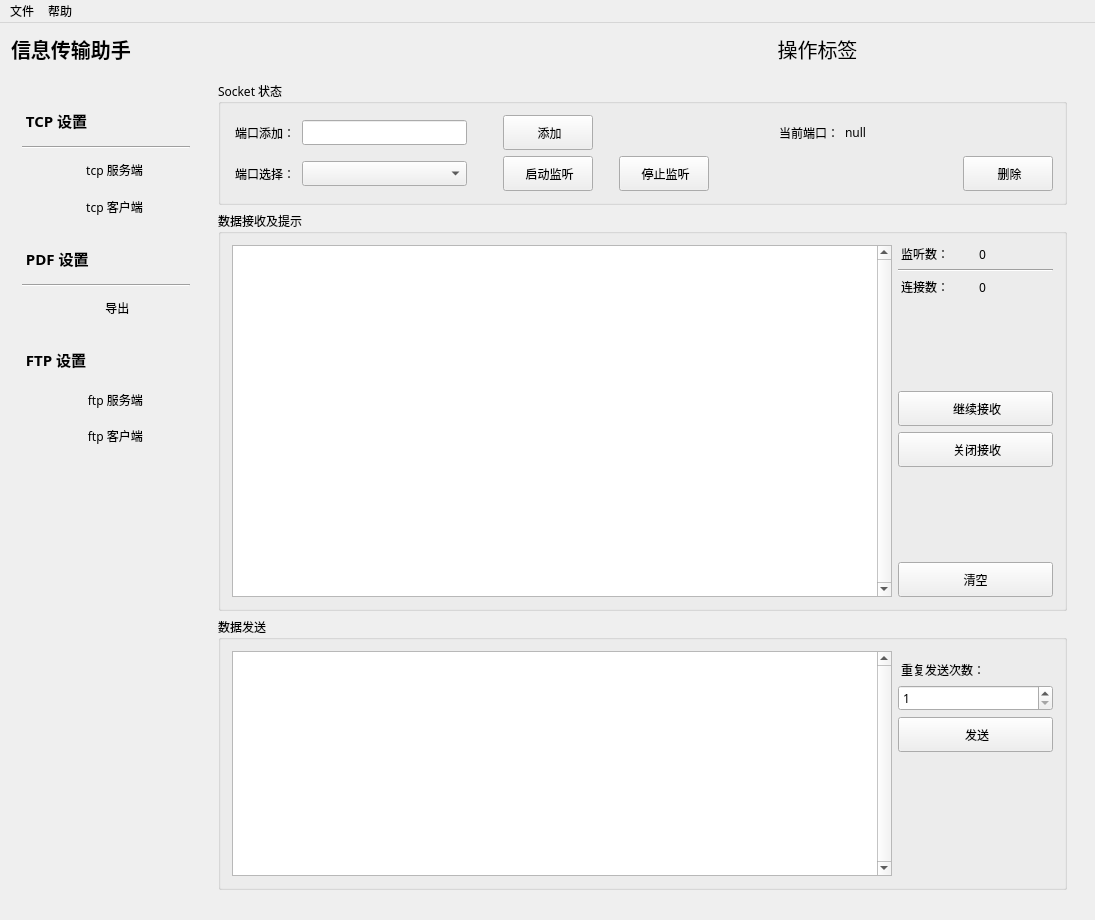
Qt form ExportScannerInfo/ExportScannerInfo.ui (2782694792/InfoTransAssistant) before a commit.
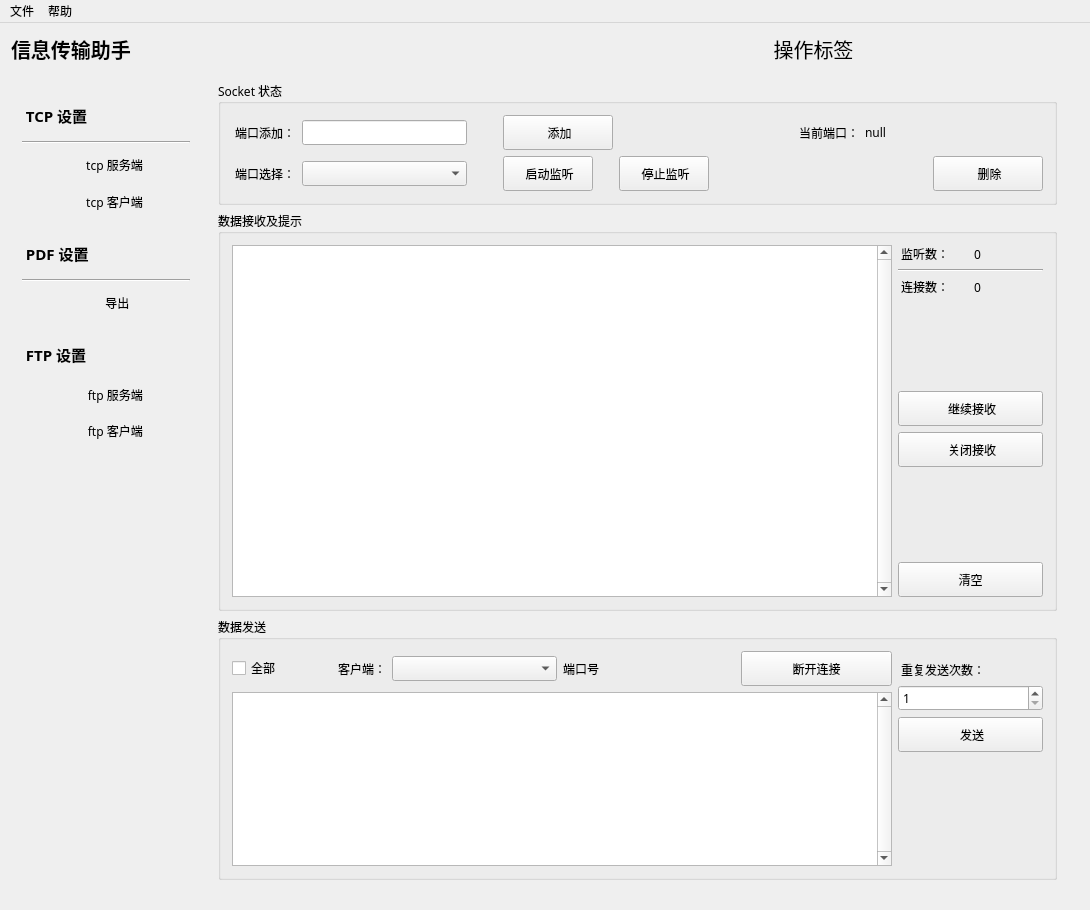
The same form after that commit. The open tabs and pages were chosen to show the change. Icons and pictures are not drawn. Custom widgets are drawn as their Qt base class.

Commit message: fix - 重定义枚举、QThread 类处理检查中断、IpPort 类检查数据合法性

The edit to the form file:
```diff
--- a/ExportScannerInfo/ExportScannerInfo.ui
+++ b/ExportScannerInfo/ExportScannerInfo.ui
@@ -9,8 +9,8 @@
    <rect>
     <x>0</x>
     <y>0</y>
-    <width>1095</width>
-    <height>920</height>
+    <width>1090</width>
+    <height>910</height>
    </rect>
   </property>
   <property name="sizePolicy">
@@ -1050,8 +1050,8 @@
              <rect>
               <x>0</x>
               <y>0</y>
-              <width>871</width>
-              <height>831</height>
+              <width>861</width>
+              <height>821</height>
              </rect>
             </property>
             <property name="sizePolicy">
@@ -1144,7 +1144,7 @@
                      <widget class="QPushButton" name="PB_TCPS_LISTEN_PORT_CREATE">
                       <property name="minimumSize">
                        <size>
-                        <width>90</width>
+                        <width>110</width>
                         <height>35</height>
                        </size>
                       </property>
@@ -1358,7 +1358,7 @@
                      <widget class="QPushButton" name="PB_TCPS_LISTEN_PORT_DELETE">
                       <property name="minimumSize">
                        <size>
-                        <width>90</width>
+                        <width>110</width>
                         <height>35</height>
                        </size>
                       </property>
@@ -1631,7 +1631,119 @@
                     <item>
                      <layout class="QVBoxLayout" name="verticalLayout_20">
                       <item>
-                       <widget class="QTextEdit" name="TE_TCPC_SEND_CONTENT_2">
+                       <layout class="QHBoxLayout" name="horizontalLayout_4">
+                        <item>
+                         <widget class="QCheckBox" name="CHB_TCPS_ALL_CLIENT">
+                          <property name="sizePolicy">
+                           <sizepolicy hsizetype="Fixed" vsizetype="Fixed">
+                            <horstretch>0</horstretch>
+                            <verstretch>0</verstretch>
+                           </sizepolicy>
+                          </property>
+                          <property name="minimumSize">
+                           <size>
+                            <width>100</width>
+                            <height>0</height>
+                           </size>
+                          </property>
+                          <property name="text">
+                           <string>全部</string>
+                          </property>
+                         </widget>
+                        </item>
+                        <item>
+                         <widget class="QLabel" name="label_12">
+                          <property name="sizePolicy">
+                           <sizepolicy hsizetype="Fixed" vsizetype="Preferred">
+                            <horstretch>0</horstretch>
+                            <verstretch>0</verstretch>
+                           </sizepolicy>
+                          </property>
+                          <property name="text">
+                           <string>客户端：</string>
+                          </property>
+                         </widget>
+                        </item>
+                        <item>
+                         <widget class="QComboBox" name="CB_TCPS_CONNECT_CLIENT_IP">
+                          <property name="sizePolicy">
+                           <sizepolicy hsizetype="Preferred" vsizetype="Fixed">
+                            <horstretch>0</horstretch>
+                            <verstretch>0</verstretch>
+                           </sizepolicy>
+                          </property>
+                          <property name="minimumSize">
+                           <size>
+                            <width>165</width>
+                            <height>0</height>
+                           </size>
+                          </property>
+                         </widget>
+                        </item>
+                        <item>
+                         <widget class="QLabel" name="LE_TCPS_CONTENT_CLIENT_PORT">
+                          <property name="sizePolicy">
+                           <sizepolicy hsizetype="Preferred" vsizetype="Preferred">
+                            <horstretch>0</horstretch>
+                            <verstretch>0</verstretch>
+                           </sizepolicy>
+                          </property>
+                          <property name="text">
+                           <string>端口号</string>
+                          </property>
+                         </widget>
+                        </item>
+                        <item>
+                         <spacer name="horizontalSpacer_10">
+                          <property name="orientation">
+                           <enum>Qt::Horizontal</enum>
+                          </property>
+                          <property name="sizeType">
+                           <enum>QSizePolicy::Preferred</enum>
+                          </property>
+                          <property name="sizeHint" stdset="0">
+                           <size>
+                            <width>20</width>
+                            <height>20</height>
+                           </size>
+                          </property>
+                         </spacer>
+                        </item>
+                        <item>
+                         <widget class="QPushButton" name="PB_TCPS_DISCONNECT_CLIENT">
+                          <property name="sizePolicy">
+                           <sizepolicy hsizetype="Preferred" vsizetype="Preferred">
+                            <horstretch>0</horstretch>
+                            <verstretch>0</verstretch>
+                           </sizepolicy>
+                          </property>
+                          <property name="minimumSize">
+                           <size>
+                            <width>90</width>
+                            <height>35</height>
+                           </size>
+                          </property>
+                          <property name="font">
+                           <font/>
+                          </property>
+                          <property name="autoFillBackground">
+                           <bool>false</bool>
+                          </property>
+                          <property name="styleSheet">
+                           <string notr="true">qproperty-icon: url(&quot;./images/disConnect.png&quot;);</string>
+                          </property>
+                          <property name="text">
+                           <string>断开连接</string>
+                          </property>
+                          <property name="default">
+                           <bool>false</bool>
+                          </property>
+                         </widget>
+                        </item>
+                       </layout>
+                      </item>
+                      <item>
+                       <widget class="QTextEdit" name="TE_TCPS_SEND_CONTENT">
                         <property name="sizePolicy">
                          <sizepolicy hsizetype="Minimum" vsizetype="Preferred">
                           <horstretch>0</horstretch>
@@ -1677,7 +1789,7 @@
                        </widget>
                       </item>
                       <item>
-                       <widget class="QSpinBox" name="SB_TCPC_NUM_SEND_2">
+                       <widget class="QSpinBox" name="SB_TCPS_NUM_SEND">
                         <property name="minimumSize">
                          <size>
                           <width>0</width>
@@ -2183,7 +2295,7 @@
                     <item>
                      <layout class="QVBoxLayout" name="verticalLayout_15">
                       <item>
-                       <widget class="QTextEdit" name="TE_TCPS_SEND_CONTENT">
+                       <widget class="QTextEdit" name="TE_TCPC_SEND_CONTENT">
                         <property name="sizePolicy">
                          <sizepolicy hsizetype="Minimum" vsizetype="Preferred">
                           <horstretch>0</horstretch>
@@ -2229,7 +2341,7 @@
                        </widget>
                       </item>
                       <item>
-                       <widget class="QSpinBox" name="SB_TCPS_NUM_SEND">
+                       <widget class="QSpinBox" name="SB_TCPC_NUM_SEND">
                         <property name="minimumSize">
                          <size>
                           <width>0</width>
@@ -2333,7 +2445,7 @@
     <rect>
      <x>0</x>
      <y>0</y>
-     <width>1095</width>
+     <width>1090</width>
      <height>26</height>
     </rect>
    </property>
```
Left out of the diff: 120 changed lines with no effect on the pictures. The commit also changes 14 other files.
